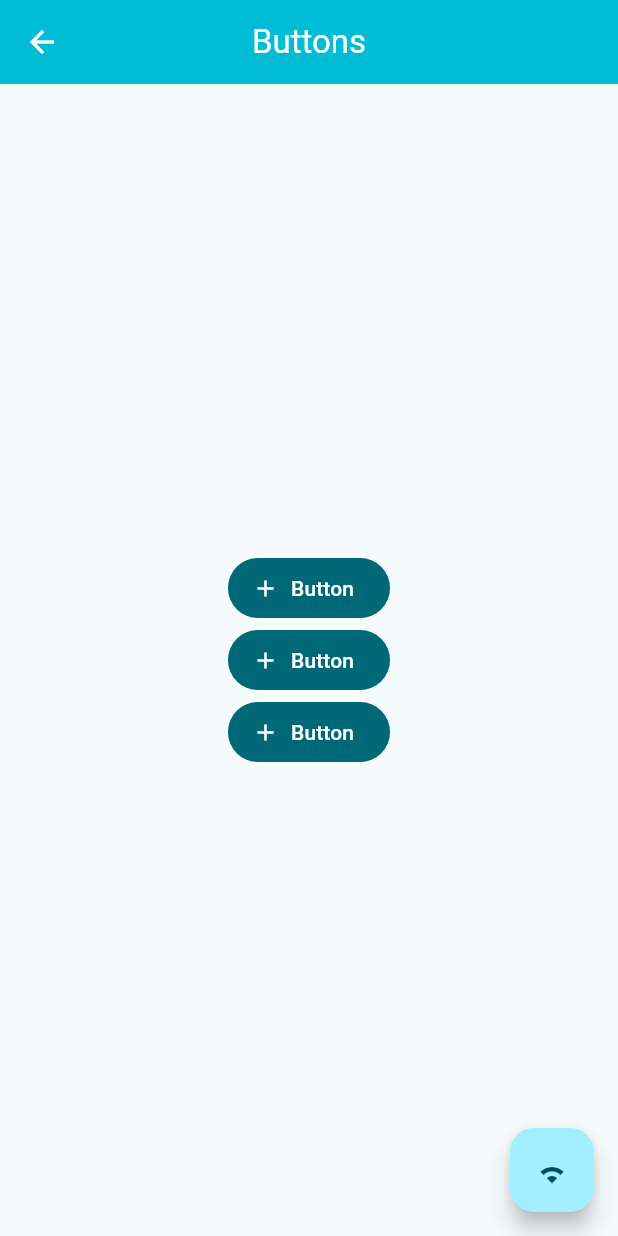
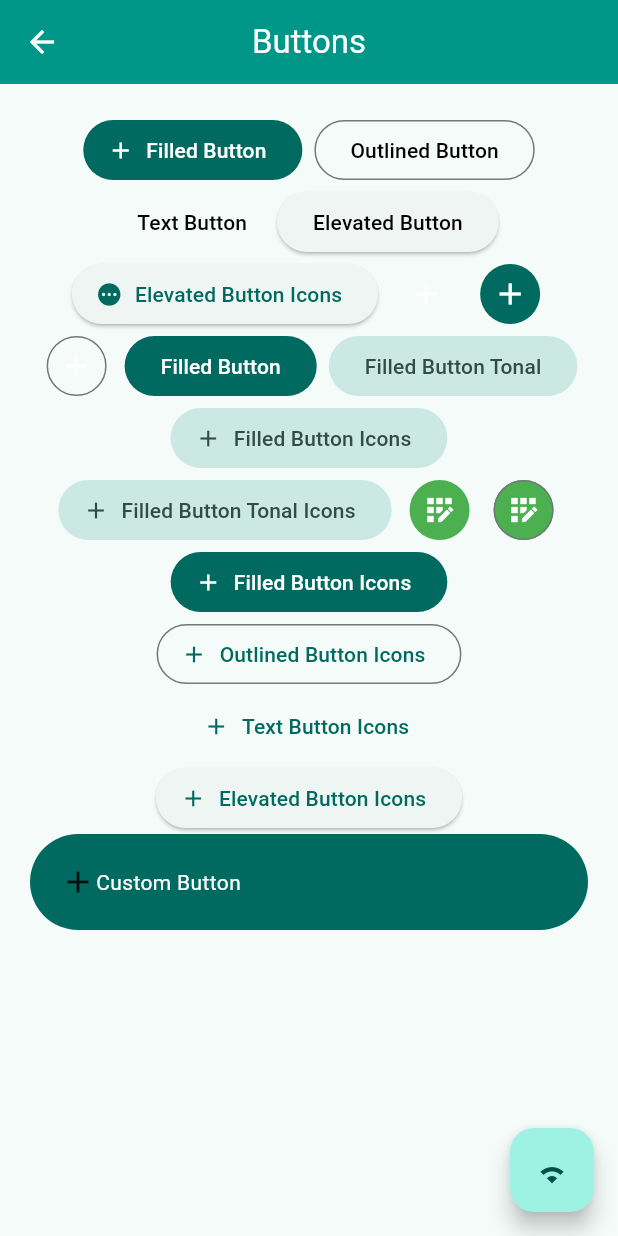
Before and after one commit to gacc94/curses-udemy-flutter-widgets_app_09, a Flutter app: the ButtonsScreen screen opened directly, on a phone screen of 412 x 824 dp. Run offline on Flutter 3.47's test engine with Material 3 defaults, Android fonts, the light colour scheme and no system bars; our stand-ins replace go_router; statements that could not run were skipped.

Commit message:
add buttons

```diff
--- a/lib/app.dart
+++ b/lib/app.dart
@@ -10,7 +10,7 @@ class MainApp extends StatelessWidget {
     return MaterialApp.router(
       routerConfig: router,
       debugShowCheckedModeBanner: false,
-      theme: AppTheme.theme(selectedColor: 7, centerTitle: true),
+      theme: AppTheme.theme(selectedColor: 10, centerTitle: true),
       title: 'Flutter App',
     );
   }
--- a/lib/config/themes/app_theme.dart
+++ b/lib/config/themes/app_theme.dart
@@ -11,6 +11,7 @@ const List<Color> colorList = [
   Colors.cyan,
   Colors.black,
   Colors.white,
+  Colors.teal,
 ];
 
 class AppTheme {
--- a/lib/presentation/screens/buttons/buttons_screen.dart
+++ b/lib/presentation/screens/buttons/buttons_screen.dart
@@ -1,4 +1,6 @@
 import 'package:flutter/material.dart';
+import 'package:widgets_app_09/config/themes/app_theme.dart';
+import 'package:widgets_app_09/presentation/screens/buttons/custom_button.dart';
 
 class ButtonsScreen extends StatelessWidget {
   static const String name = 'ButtonsScreen';
@@ -9,28 +11,7 @@ class ButtonsScreen extends StatelessWidget {
   Widget build(BuildContext context) {
     return Scaffold(
       appBar: AppBar(title: const Text('Buttons')),
-      body: Center(
-        child: Column(
-          mainAxisAlignment: MainAxisAlignment.center,
-          children: [
-            FilledButton.icon(
-              icon: Icon(Icons.add),
-              label: Text('Button'),
-              onPressed: () {},
-            ),
-            FilledButton.icon(
-              icon: Icon(Icons.add),
-              label: Text('Button'),
-              onPressed: () {},
-            ),
-            FilledButton.icon(
-              icon: Icon(Icons.add),
-              label: Text('Button'),
-              onPressed: () {},
-            ),
-          ],
-        ),
-      ),
+      body: _ButtonView(),
       floatingActionButton: FloatingActionButton(
         child: const Icon(Icons.wifi_2_bar_outlined),
         onPressed: () {},
@@ -38,3 +19,121 @@ class ButtonsScreen extends StatelessWidget {
     );
   }
 }
+
+class _ButtonView extends StatelessWidget {
+  const _ButtonView();
+
+  @override
+  Widget build(BuildContext context) {
+    final theme = Theme.of(context).colorScheme.onPrimary;
+    return Padding(
+      padding: const EdgeInsets.symmetric(horizontal: 20, vertical: 20),
+      child: Wrap(
+        alignment: WrapAlignment.center,
+        runAlignment: WrapAlignment.center,
+        spacing: 8,
+        children: [
+          FilledButton.icon(
+            icon: Icon(Icons.add),
+            label: Text('Filled Button'),
+            onPressed: () {},
+          ),
+          OutlinedButton(
+            onPressed: () {},
+            child: Text(
+              'Outlined Button',
+              style: TextStyle(color: Colors.black),
+            ),
+          ),
+          TextButton(
+            onPressed: () {},
+            child: Text('Text Button', style: TextStyle(color: Colors.black)),
+          ),
+          ElevatedButton(
+            onPressed: () {},
+            child: Text(
+              'Elevated Button',
+              style: TextStyle(color: Colors.black),
+            ),
+          ),
+          ElevatedButton.icon(
+            icon: Icon(Icons.pending),
+            label: Text('Elevated Button Icons'),
+            onPressed: () {},
+          ),
+          IconButton(
+            onPressed: () {},
+            icon: Icon(Icons.add, color: theme),
+          ),
+          IconButton.filled(
+            onPressed: () {},
+            icon: Icon(Icons.add, color: theme),
+          ),
+          IconButton.outlined(
+            onPressed: () {},
+            icon: Icon(Icons.add, color: theme),
+          ),
+          FilledButton(
+            onPressed: () {},
+            child: Text('Filled Button', style: TextStyle(color: Colors.white)),
+          ),
+          FilledButton.tonal(
+            onPressed: () {},
+            child: Text('Filled Button Tonal'),
+          ),
+          FilledButton.tonalIcon(
+            icon: Icon(Icons.add),
+            label: Text('Filled Button Icons'),
+            onPressed: () {},
+          ),
+          FilledButton.tonalIcon(
+            icon: Icon(Icons.add),
+            label: Text('Filled Button Tonal Icons'),
+            onPressed: () {},
+          ),
+          IconButton(
+            onPressed: () {},
+            icon: Icon(Icons.app_registration_sharp, color: theme),
+            style: ButtonStyle(
+              backgroundColor: WidgetStatePropertyAll(colorList[1]),
+              foregroundColor: WidgetStatePropertyAll(Colors.white),
+            ),
+          ),
+          IconButton.outlined(
+            onPressed: () {},
+            icon: Icon(Icons.app_registration_sharp, color: theme),
+            style: ButtonStyle(
+              backgroundColor: WidgetStatePropertyAll(colorList[1]),
+              foregroundColor: WidgetStatePropertyAll(Colors.white),
+            ),
+          ),
+          FilledButton.icon(
+            icon: Icon(Icons.add),
+            label: Text('Filled Button Icons'),
+            onPressed: () {},
+          ),
+          OutlinedButton.icon(
+            icon: Icon(Icons.add),
+            label: Text('Outlined Button Icons'),
+            onPressed: () {},
+          ),
+          TextButton.icon(
+            icon: Icon(Icons.add),
+            label: Text('Text Button Icons'),
+            onPressed: () {},
+          ),
+          ElevatedButton.icon(
+            icon: Icon(Icons.add),
+            label: Text('Elevated Button Icons'),
+            onPressed: () {},
+          ),
+          CustomButton(
+            icon: Icons.add,
+            text: 'Custom Button',
+            onPressed: () {},
+          ),
+        ],
+      ),
+    );
+  }
+}
--- /dev/null
+++ b/lib/presentation/screens/buttons/custom_button.dart
@@ -0,0 +1,38 @@
+import 'package:flutter/material.dart';
+
+class CustomButton extends StatelessWidget {
+  final IconData icon;
+  final String text;
+  final VoidCallback onPressed;
+
+  const CustomButton({
+    super.key,
+    required this.icon,
+    required this.text,
+    required this.onPressed,
+  });
+
+  @override
+  Widget build(BuildContext context) {
+    final theme = Theme.of(context).colorScheme.primary;
+
+    return ClipRRect(
+      borderRadius: BorderRadius.circular(50),
+      child: Material(
+        color: theme,
+        child: InkWell(
+          onTap: onPressed,
+          child: Padding(
+            padding: const EdgeInsets.symmetric(horizontal: 20, vertical: 20),
+            child: Row(
+              children: [
+                Icon(icon),
+                Text(text, style: TextStyle(color: Colors.white)),
+              ],
+            ),
+          ),
+        ),
+      ),
+    );
+  }
+}
```
